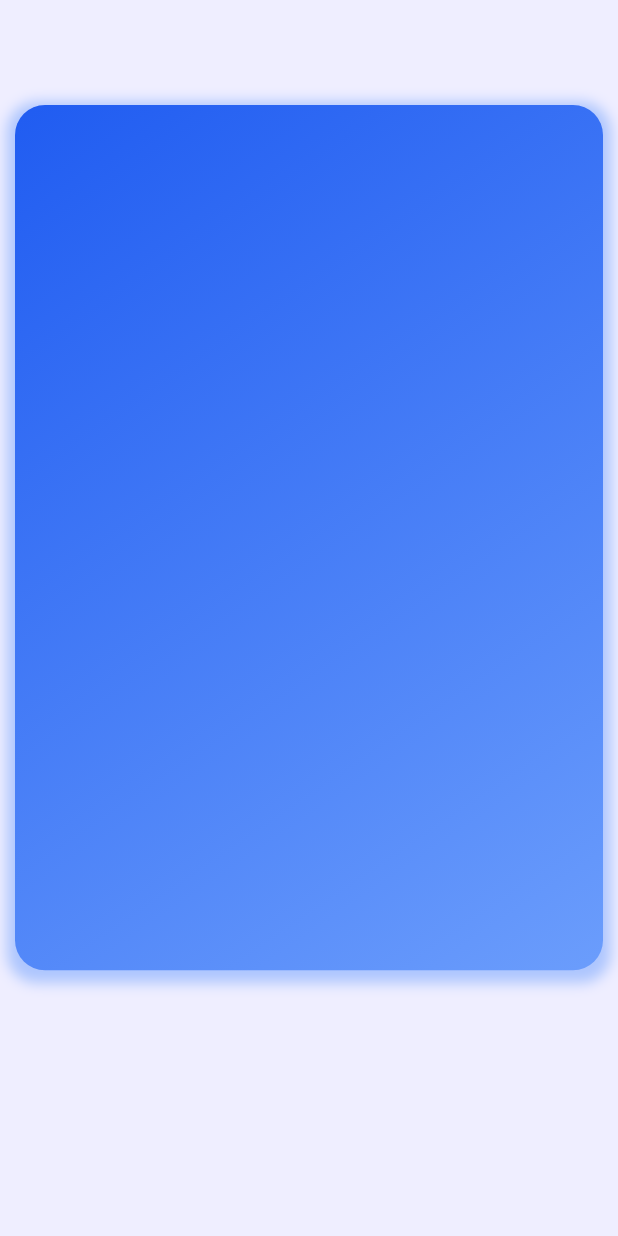
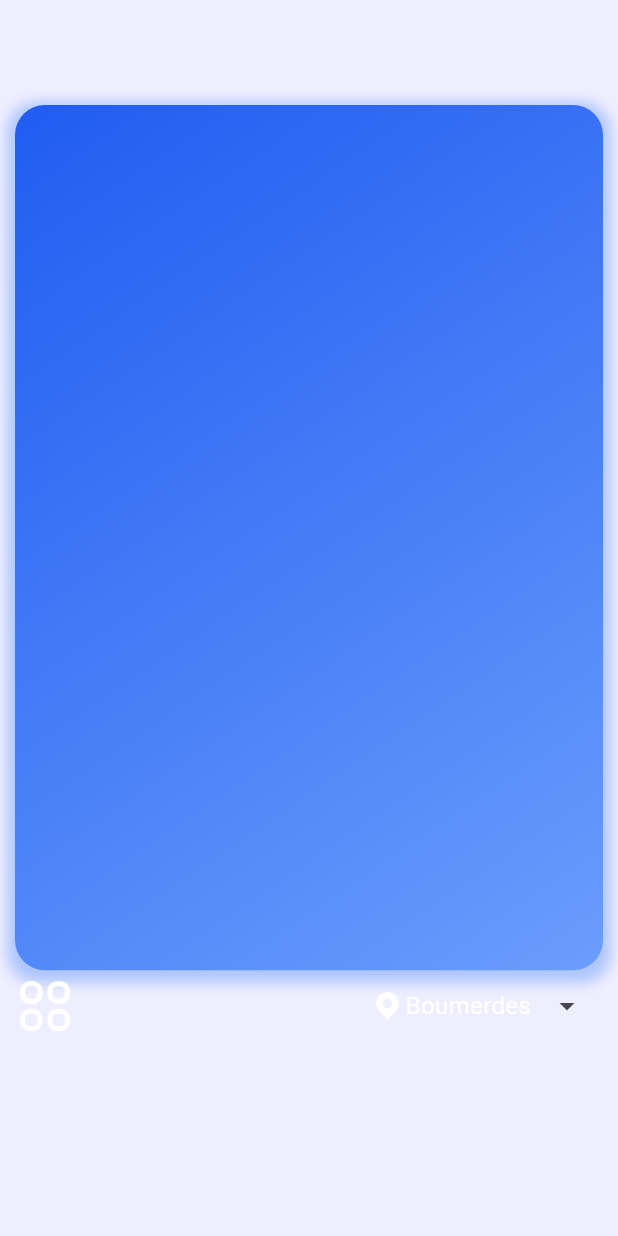
Before and after one commit to ZakyTm/Weather_Forecast, a Flutter app: the screen it shows after launch, on a phone screen of 412 x 824 dp. Run offline on Flutter 3.47's test engine with Material 3 defaults, Android fonts, the phone set to English and light mode, and no system bars; our stand-ins replace modal_bottom_sheet; network calls fail.

```diff
--- a/lib/ui/home_page.dart
+++ b/lib/ui/home_page.dart
@@ -4,6 +4,7 @@ import 'dart:convert';
 import 'package:intl/intl.dart';
 
 import 'package:http/http.dart' as http;
+import 'package:modal_bottom_sheet/modal_bottom_sheet.dart';
 import 'package:weather_forecast/constants.dart';
 
 class HomePage extends StatefulWidget {
@@ -15,6 +16,8 @@ class HomePage extends StatefulWidget {
 
 class _HomePageState extends State<HomePage> {
   // This widget is the root of your application.
+  final TextEditingController _cityController = TextEditingController();
+
   final Constants _constants = Constants();
   static String API_Key = 'abf1117e552c4f9d9d1143140241108';
   String location = 'Boumerdes';
@@ -125,6 +128,76 @@ class _HomePageState extends State<HomePage> {
                     ],
                     borderRadius: BorderRadius.circular(20),
                   )),
+              Column(
+                  crossAxisAlignment: CrossAxisAlignment.center,
+                  mainAxisAlignment: MainAxisAlignment.spaceAround,
+                  children: [
+                    Row(
+                      mainAxisAlignment: MainAxisAlignment.spaceBetween,
+                      crossAxisAlignment: CrossAxisAlignment.center,
+                      children: [
+                        Image.asset(
+                          "assets/menu.png",
+                          width: 40,
+                          height: 40,
+                        ),
+                        Row(
+                          crossAxisAlignment: CrossAxisAlignment.center,
+                          children: [
+                            Image.asset("assets/pin.png", width: 20),
+                            const SizedBox(width: 2),
+                            Text(
+                              location,
+                              style: const TextStyle(
+                                  color: Colors.white, fontSize: 16.0),
+                            ),
+                            IconButton(
+                                onPressed: () {
+                                  _cityController.clear();
+                                  showMaterialModalBottomSheet(
+                                      context: context,
+                                      builder: (context) =>
+                                          SingleChildScrollView(
+                                            controller:
+                                                ModalScrollController.of(
+                                                    context),
+                                            child: Container(
+                                              height: size.height * .2,
+                                              padding:
+                                                  const EdgeInsets.symmetric(
+                                                horizontal: 20,
+                                                vertical: 10,
+                                              ),
+                                              child: Column(children: [
+                                                SizedBox(
+                                                  width: 70,
+                                                  child: Divider(
+                                                    thickness: 3.5,
+                                                    color:
+                                                        _constants.primaryColor,
+                                                  ),
+                                                ),
+                                                const SizedBox(
+                                                  height: 10,
+                                                ),
+                                                TextField(
+                                                  onChanged: (searchText) {
+                                                    fetchWeatherData(
+                                                        searchText);
+                                                  },
+                                                  controller: _cityController,
+                                                  autofocus: true,
+                                                ),
+                                              ]),
+                                            ),
+                                          ));
+                                },
+                                icon: const Icon(Icons.arrow_drop_down)),
+                          ],
+                        ),
+                      ],
+                    ),
+                  ]),
             ],
           )),
     );
```
